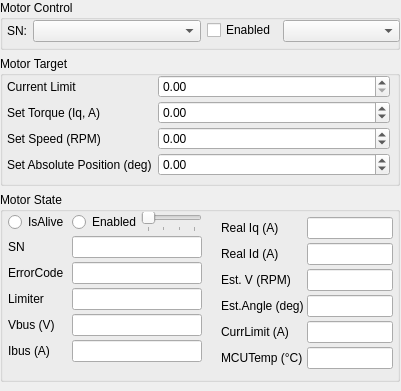
Above: MotorDebugger.ui from PITECH-MIS/MIS-Pilot before the change. Below: the same form after it.
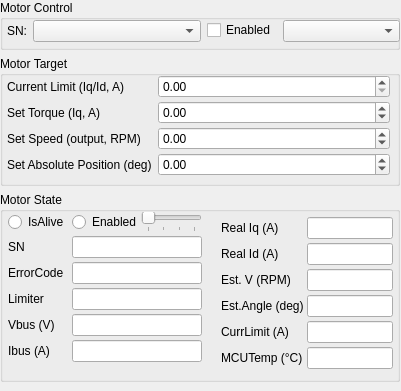
That is the form after the change.

Patch:
```diff
--- a/MotorDebugger.ui
+++ b/MotorDebugger.ui
@@ -534,7 +534,7 @@
          <item row="0" column="0">
           <widget class="QLabel" name="label_2">
            <property name="text">
-            <string>Current Limit</string>
+            <string>Current Limit (Iq/Id, A)</string>
            </property>
           </widget>
          </item>
@@ -548,7 +548,7 @@
          <item row="2" column="0">
           <widget class="QLabel" name="label_4">
            <property name="text">
-            <string>Set Speed (RPM)</string>
+            <string>Set Speed (output, RPM)</string>
            </property>
           </widget>
          </item>
```
